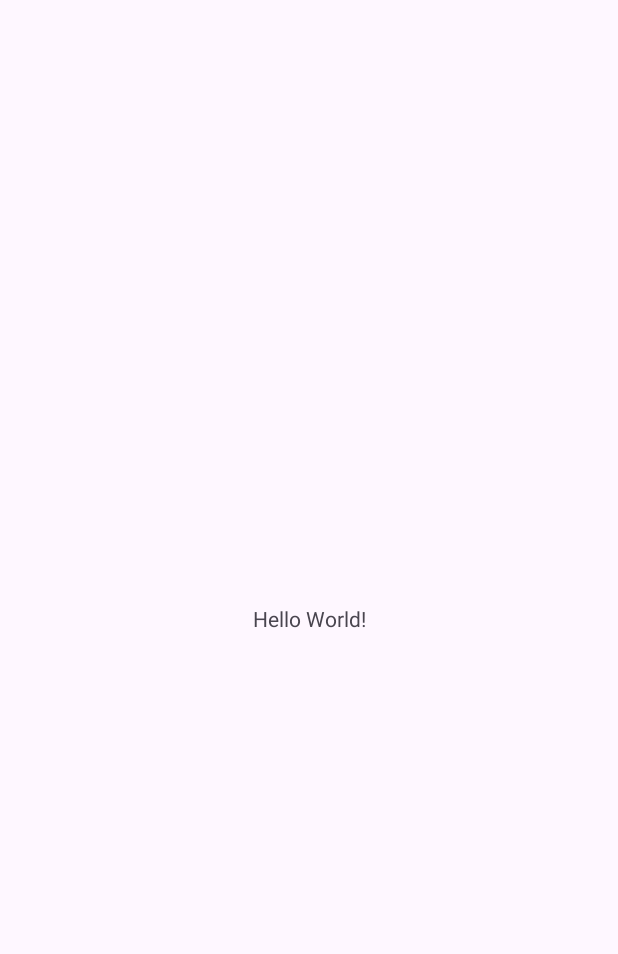
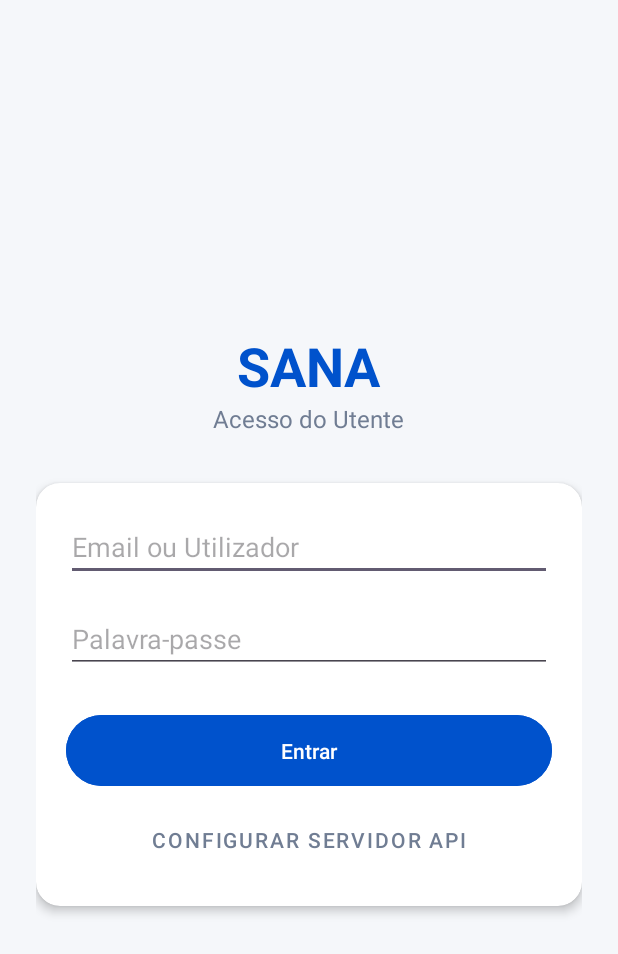
Before and after one commit to DiogoLopees/Projeto-PSI, an Android app: the screen it shows after launch (MainActivity before the commit, LoginActivity after it), on a phone screen of 412 x 824 dp. Before the commit the part shown is almost empty. Shown: the top 954 px of the screen. Run offline under Robolectric (Android 15) with nearby library versions, the phone set to English and light mode, and no system bars; our stand-ins replace Volley.

Commit message:
feat(android): implementa autenticacao, registo de utente, configuracoes API e base SQLite

```diff
--- a/android/app/build.gradle.kts
+++ b/android/app/build.gradle.kts
@@ -9,6 +9,9 @@ android {
         version = release(36) {
             minorApiLevel = 1
         }
+    }
+    buildFeatures {
+        viewBinding = true
     }
 
     defaultConfig {
--- /dev/null
+++ b/android/app/src/main/res/layout/activity_login.xml
@@ -0,0 +1,81 @@
+<?xml version="1.0" encoding="utf-8"?>
+<androidx.constraintlayout.widget.ConstraintLayout xmlns:android="http://schemas.android.com/apk/res/android"
+    xmlns:app="http://schemas.android.com/apk/res-auto"
+    android:layout_width="match_parent"
+    android:layout_height="match_parent">
+
+    <LinearLayout
+        android:layout_width="match_parent"
+        android:layout_height="match_parent"
+        android:background="#F5F7FA"
+        android:gravity="center"
+        android:orientation="vertical"
+        android:padding="24dp">
+
+        <TextView
+            android:layout_width="wrap_content"
+            android:layout_height="wrap_content"
+            android:text="SANA"
+            android:textColor="#0052CC"
+            android:textSize="36sp"
+            android:textStyle="bold" />
+
+        <TextView
+            android:layout_width="wrap_content"
+            android:layout_height="wrap_content"
+            android:layout_marginBottom="32dp"
+            android:text="Acesso do Utente"
+            android:textColor="#707D93"
+            android:textSize="16sp" />
+
+        <androidx.cardview.widget.CardView
+            android:layout_width="match_parent"
+            android:layout_height="wrap_content"
+            app:cardBackgroundColor="#FFFFFF"
+            app:cardCornerRadius="16dp"
+            app:cardElevation="4dp">
+
+            <LinearLayout
+                android:layout_width="match_parent"
+                android:layout_height="wrap_content"
+                android:orientation="vertical"
+                android:padding="20dp">
+
+                <EditText
+                    android:id="@+id/etEmail"
+                    android:layout_width="match_parent"
+                    android:layout_height="wrap_content"
+                    android:layout_marginBottom="16dp"
+                    android:hint="Email ou Utilizador"
+                    android:inputType="textEmailAddress" />
+
+                <EditText
+                    android:id="@+id/etPassword"
+                    android:layout_width="match_parent"
+                    android:layout_height="wrap_content"
+                    android:layout_marginBottom="24dp"
+                    android:hint="Palavra-passe"
+                    android:inputType="textPassword" />
+
+                <Button
+                    android:id="@+id/btnLogin"
+                    android:layout_width="match_parent"
+                    android:layout_height="wrap_content"
+                    android:backgroundTint="#0052CC"
+                    android:padding="14dp"
+                    android:text="Entrar"
+                    android:textColor="#FFFFFF" />
+
+                <Button
+                    android:id="@+id/btnOpenSettings"
+                    style="@style/Widget.MaterialComponents.Button.TextButton"
+                    android:layout_width="match_parent"
+                    android:layout_height="wrap_content"
+                    android:layout_marginTop="8dp"
+                    android:text="Configurar Servidor API"
+                    android:textColor="#707D93" />
+
+            </LinearLayout>
+        </androidx.cardview.widget.CardView>
+    </LinearLayout>
+</androidx.constraintlayout.widget.ConstraintLayout>
```
Also changed, not shown: android/app/src/main/AndroidManifest.xml (+24 -3 lines), android/app/src/main/java/com/example/sana_android/HomeFragment.java (added, +17 -0 lines), android/app/src/main/java/com/example/sana_android/LoginActivity.java (added, +86 -0 lines), android/app/src/main/java/com/example/sana_android/MainActivity.java (+37 -11 lines), android/app/src/main/java/com/example/sana_android/ProfileFragment.java (added, +17 -0 lines), android/app/src/main/java/com/example/sana_android/SessionsFragment.java (added, +17 -0 lines), android/app/src/main/java/com/example/sana_android/SettingsActivity.java (added, +47 -0 lines), android/app/src/main/java/com/example/sana_android/TherapistsFragment.java (added, +17 -0 lines), android/app/src/main/java/com/example/sana_android/VolleyHelper.java (added, +55 -0 lines), android/app/src/main/res/layout/activity_main.xml (+15 -5 lines), android/app/src/main/res/layout/fragment_profile.xml (added, +17 -0 lines), android/app/src/main/res/layout/fragment_sessions.xml (added, +17 -0 lines), android/app/src/main/res/menu/bottom_nav_menu.xml (added, +19 -0 lines), 4 other files.
